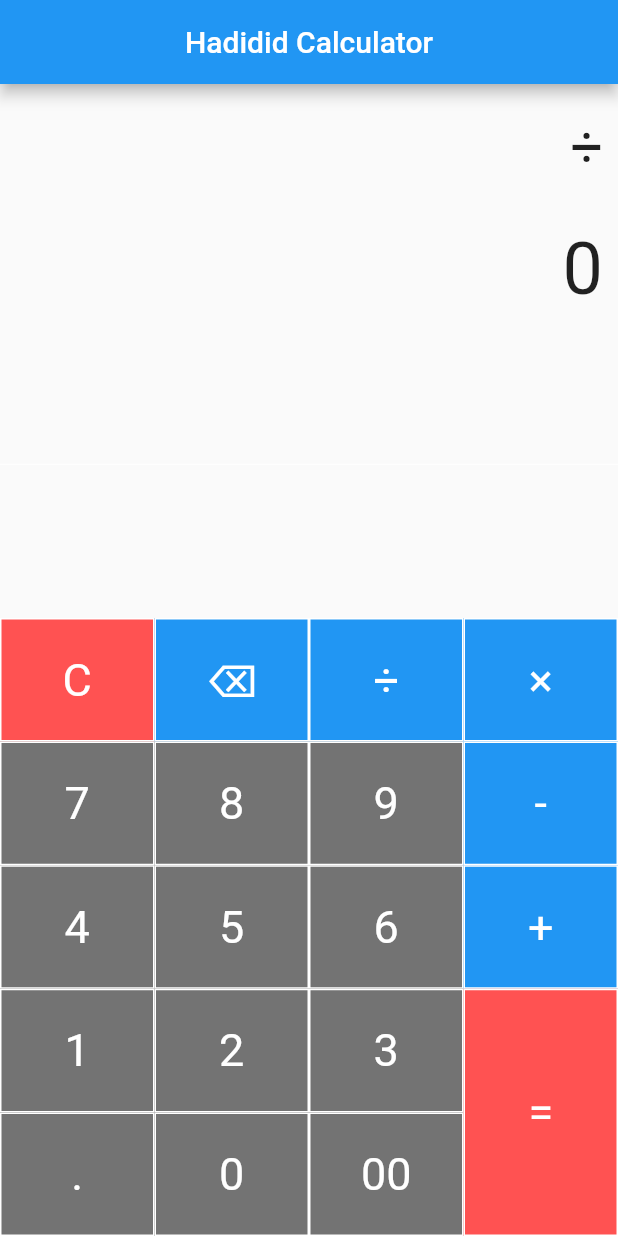
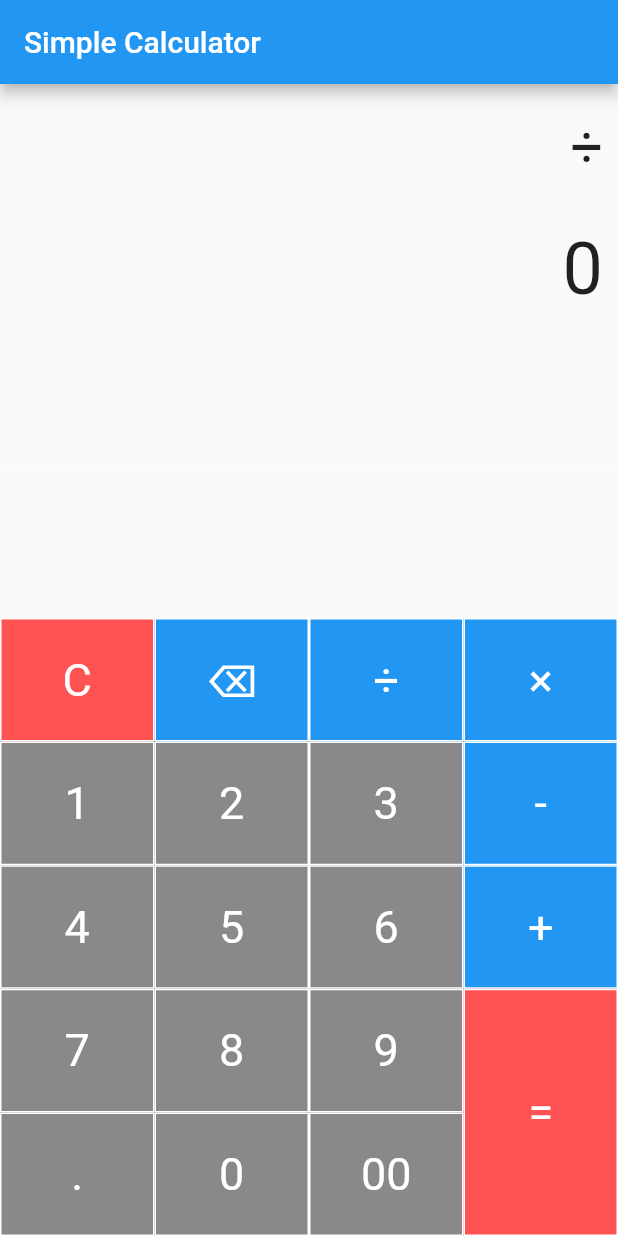
Before and after one commit to khsh90/simplecalculator, a Flutter app: the screen it shows after launch, after a tap on an icon or button, on a phone screen of 412 x 824 dp. Run offline on Flutter 3.47's test engine with Material 2 defaults, Android fonts, the light colour scheme and no system bars; our stand-ins replace math_expressions.

Commit message:
first phase of devlop calculator

```diff
--- a/simplecalculator/lib/main.dart
+++ b/simplecalculator/lib/main.dart
@@ -1,77 +1,55 @@
-import 'dart:ui';
-
-import 'package:flutter/material.dart';
+import 'package:flutter/cupertino.dart';
+import "package:flutter/material.dart";
 import 'package:math_expressions/math_expressions.dart';
 
-main() => runApp(const MyApp());
+main() => runApp(MyApp());
 
 class MyApp extends StatelessWidget {
-  const MyApp({Key? key}) : super(key: key);
-
   @override
   Widget build(BuildContext context) {
     return MaterialApp(
       debugShowCheckedModeBanner: false,
-      title: 'Simple Calculator',
+      title: 'Dandooneh Calculator',
       theme: ThemeData(primaryColor: Colors.blue),
-      home: const Calculator(),
+      home: Calculator(),
     );
   }
 }
 
 class Calculator extends StatefulWidget {
-  const Calculator({Key? key}) : super(key: key);
-
   @override
   _CalculatorState createState() => _CalculatorState();
 }
 
 class _CalculatorState extends State<Calculator> {
-  Widget bulidButton(String buttonName, buttonHieght, Color backGroundColor) {
-    return Container(
-      height: MediaQuery.of(context).size.height * .10 * buttonHieght,
-      color: backGroundColor,
-      child: FlatButton(
-        shape: RoundedRectangleBorder(
-            borderRadius: BorderRadius.circular(0.0),
-            side: const BorderSide(
-                color: Colors.white, width: 1, style: BorderStyle.solid)),
-        padding: const EdgeInsets.all(16),
-        onPressed: () => buttonTxt(buttonName),
-        child: Text(
-          buttonName,
-          style: const TextStyle(
-              fontSize: 30, color: Colors.white, fontWeight: FontWeight.normal),
-        ),
-      ),
-    );
-  }
+  String result = '0';
+  String expression = '0';
+  double expSize = 38;
+  double resultSize = 48;
 
-  String equation = '0';
-  String result = '0';
-  String expression = '';
-  double equationFontSize = 38;
-  double resultFontSize = 48;
+  clickedBtn(btnName) {
+    setState(() {
+      if (btnName == 'C') {
+        expSize = 48;
+        resultSize = 38;
+        result = '0';
+        expression = '0';
+      }
 
-  void buttonTxt(String btnText) {
-    setState(() {
-      if (btnText == 'C') {
-        equation = '0';
+      // -----------------------------------------------------------------
 
-        result = '0';
-        equationFontSize = 38;
-        resultFontSize = 48;
-      } else if (btnText == '⌫') {
-        equation = equation.substring(0, equation.length - 1);
-        if (equation.isEmpty) {
-          equation = '0';
-          equationFontSize = 48;
-          resultFontSize = 38;
+      else if (btnName == '⌫') {
+        expSize = 38;
+        resultSize = 48;
+
+        expression = expression.substring(0, expression.length - 1);
+        if (expression == '') {
+          expression = '0';
         }
-      } else if (btnText == "=") {
-        equationFontSize = 48;
-        resultFontSize = 38;
-        expression = equation;
+      }
+      //-----------------------------------------------------------------------
+
+      else if (btnName == '=') {
         expression = expression.replaceAll('÷', '/');
         expression = expression.replaceAll('×', '*');
 
@@ -79,106 +57,126 @@
           Parser p = Parser();
           Expression exp = p.parse(expression);
           ContextModel cm = ContextModel();
+
           result = '${exp.evaluate(EvaluationType.REAL, cm)}';
         } catch (e) {
           result = 'Error';
         }
-      } else if (equation == '0') {
-        equation = btnText;
-      } else {
-        equation += btnText;
+      }
+
+      // ------------------------------
+
+      else if (expression == '0') {
+        expression = btnName;
+      }
+      //  -------------------------------
+      else {
+        expression = expression + btnName;
       }
     });
+  }
+
+  Widget bldBtn(String btnName, double btnSize, Color btnBgColor) {
+    return Container(
+      color: btnBgColor,
+      height: MediaQuery.of(context).size.height * .10 * btnSize,
+      child: FlatButton(
+          onPressed: () => clickedBtn(btnName),
+          shape: RoundedRectangleBorder(
+              borderRadius: BorderRadius.circular(0.0),
+              side: const BorderSide(
+                  color: Colors.white, style: BorderStyle.solid, width: 1)),
+          child: Text(btnName,
+              style: const TextStyle(
+                  fontSize: 30,
+                  color: Colors.white,
+                  fontWeight: FontWeight.normal))),
+    );
   }
 
   @override
   Widget build(BuildContext context) {
     return Scaffold(
       appBar: AppBar(
-        backgroundColor: Colors.blue,
-        centerTitle: true,
-        title: const Text(
-          'Hadidid Calculator',
-        ),
+        title: const Text('Simple Calculator'),
       ),
       body: Column(
         children: [
           Container(
             alignment: Alignment.centerRight,
+            child: Text(
+              expression,
+              style: TextStyle(fontSize: expSize),
+            ),
             padding: const EdgeInsets.fromLTRB(10, 20, 10, 0),
-            child: Text(
-              equation,
-              style: TextStyle(fontSize: equationFontSize),
-            ),
           ),
           Container(
             alignment: Alignment.centerRight,
-            padding: const EdgeInsets.fromLTRB(10, 30, 10, 0),
             child: Text(
               result,
-              style: TextStyle(fontSize: resultFontSize),
+              style: TextStyle(fontSize: resultSize),
             ),
+            padding: const EdgeInsets.fromLTRB(10, 30, 10, 0),
           ),
           const Expanded(
               child: Divider(
             color: Colors.white,
           )),
           Row(
-            mainAxisAlignment: MainAxisAlignment.center,
             children: [
-              SizedBox(
-                width: MediaQuery.of(context).size.width * 0.75,
+              Container(
+                width: MediaQuery.of(context).size.width * .75,
                 child: Table(
                   children: [
                     TableRow(children: [
-                      bulidButton('C', 1, Colors.redAccent),
-                      bulidButton('⌫', 1, Colors.blue),
-                      bulidButton('÷', 1, Colors.blue),
+                      bldBtn('C', 1, Colors.redAccent),
+                      bldBtn('⌫', 1, Colors.blue),
+                      bldBtn('÷', 1, Colors.blue),
                     ]),
                     TableRow(children: [
-                      bulidButton('7', 1, Colors.black54),
-                      bulidButton('8', 1, Colors.black54),
-                      bulidButton('9', 1, Colors.black54),
+                      bldBtn('1', 1, Colors.black45),
+                      bldBtn('2', 1, Colors.black45),
+                      bldBtn('3', 1, Colors.black45),
                     ]),
                     TableRow(children: [
-                      bulidButton('4', 1, Colors.black54),
-                      bulidButton('5', 1, Colors.black54),
-                      bulidButton('6', 1, Colors.black54),
+                      bldBtn('4', 1, Colors.black45),
+                      bldBtn('5', 1, Colors.black45),
+                      bldBtn('6', 1, Colors.black45),
                     ]),
                     TableRow(children: [
-                      bulidButton('1', 1, Colors.black54),
-                      bulidButton('2', 1, Colors.black54),
-                      bulidButton('3', 1, Colors.black54),
+                      bldBtn('7', 1, Colors.black45),
+                      bldBtn('8', 1, Colors.black45),
+                      bldBtn('9', 1, Colors.black45),
                     ]),
                     TableRow(children: [
-                      bulidButton('.', 1, Colors.black54),
-                      bulidButton('0', 1, Colors.black54),
-                      bulidButton('00', 1, Colors.black54),
+                      bldBtn('.', 1, Colors.black45),
+                      bldBtn('0', 1, Colors.black45),
+                      bldBtn('00', 1, Colors.black45),
                     ]),
                   ],
                 ),
               ),
-              SizedBox(
-                width: MediaQuery.of(context).size.width * .25,
+              Container(
+                width: MediaQuery.of(context).size.width * 0.25,
                 child: Table(
                   children: [
                     TableRow(children: [
-                      bulidButton('×', 1, Colors.blue),
+                      bldBtn('×', 1, Colors.blue),
                     ]),
                     TableRow(children: [
-                      bulidButton('-', 1, Colors.blue),
+                      bldBtn('-', 1, Colors.blue),
                     ]),
                     TableRow(children: [
-                      bulidButton('+', 1, Colors.blue),
+                      bldBtn('+', 1, Colors.blue),
                     ]),
                     TableRow(children: [
-                      bulidButton('=', 2, Colors.redAccent),
+                      bldBtn('=', 2, Colors.redAccent),
                     ]),
                   ],
                 ),
               )
             ],
-          )
+          ),
         ],
       ),
     );
```
